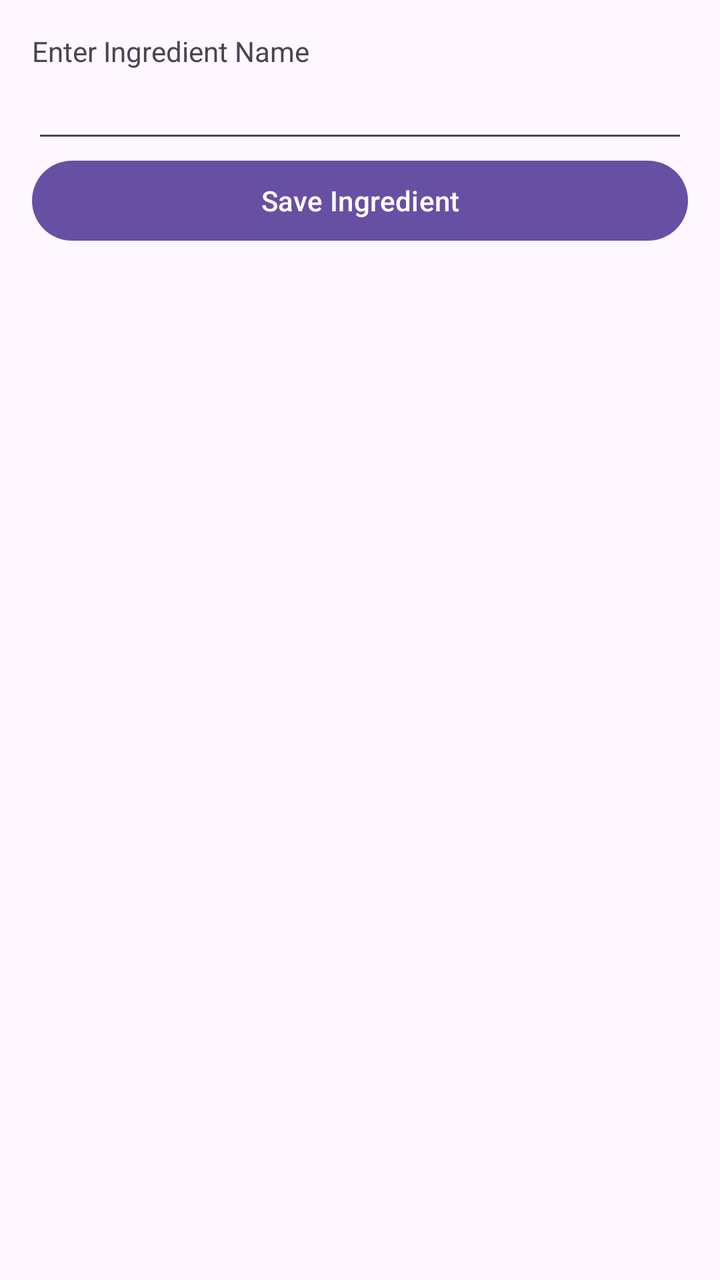
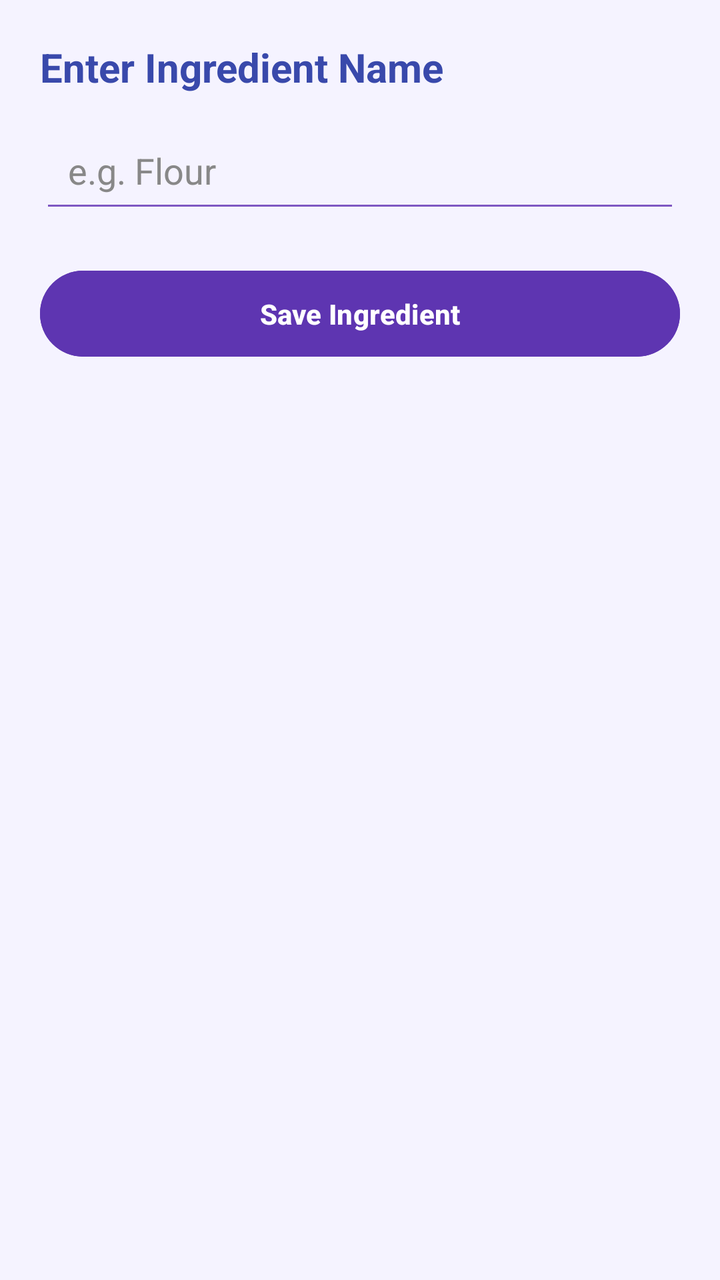

An Android layout rendered at two revisions. The XML below is the earlier revision; the diff shows what the commit changed to produce the second picture.
<!-- AndroidManifest.xml: application theme Theme.SmartPantryManager -->
<!-- res/layout/fragment_add_edit_ingredient.xml -->
<?xml version="1.0" encoding="utf-8"?>
<LinearLayout xmlns:android="http://schemas.android.com/apk/res/android"
    xmlns:tools="http://schemas.android.com/tools"
    android:layout_width="match_parent"
    android:layout_height="match_parent"
    android:orientation="vertical"
    android:padding="16dp"
    tools:context=".AddEditIngredientFragment">


    <TextView
        android:layout_width="match_parent"
        android:layout_height="wrap_content"
        android:id="@+id/edit_name"
        android:text="Enter Ingredient Name"/>

    <EditText
        android:id="@+id/edit_text_name"
        android:layout_width="match_parent"
        android:layout_height="wrap_content"
        android:inputType="textCapWords"/>



    <Button
        android:id="@+id/btn_save_ingredient"
        android:layout_width="match_parent"
        android:layout_height="wrap_content"
        android:text="Save Ingredient" />
</LinearLayout>
<!-- resources referenced by this layout -->
<resources>
  <style name="Theme.SmartPantryManager" parent="Base.Theme.SmartPantryManager" />
  <style name="Base.Theme.SmartPantryManager" parent="Theme.Material3.DayNight.NoActionBar">
          
          
      </style>
</resources>

<!-- the commit's change to res/layout/fragment_add_edit_ingredient.xml (unified diff, before → after) -->
@@ -4,27 +4,40 @@
     android:layout_width="match_parent"
     android:layout_height="match_parent"
     android:orientation="vertical"
-    android:padding="16dp"
+    android:padding="20dp"
+    android:background="#F5F3FF"
     tools:context=".AddEditIngredientFragment">
 
-
     <TextView
+        android:id="@+id/edit_name"
         android:layout_width="match_parent"
         android:layout_height="wrap_content"
-        android:id="@+id/edit_name"
-        android:text="Enter Ingredient Name"/>
+        android:text="Enter Ingredient Name"
+        android:textSize="20sp"
+        android:textStyle="bold"
+        android:textColor="#3949AB"
+        android:layout_marginBottom="12dp" />
 
     <EditText
         android:id="@+id/edit_text_name"
         android:layout_width="match_parent"
         android:layout_height="wrap_content"
-        android:inputType="textCapWords"/>
-
-
+        android:hint="e.g. Flour"
+        android:inputType="textCapWords"
+        android:padding="14dp"
+        android:textColor="#424242"
+        android:textColorHint="#888888"
+        android:backgroundTint="#7E57C2"
+        android:layout_marginBottom="20dp" />
 
     <Button
         android:id="@+id/btn_save_ingredient"
         android:layout_width="match_parent"
         android:layout_height="wrap_content"
-        android:text="Save Ingredient" />
+        android:text="Save Ingredient"
+        android:textColor="#FFFFFF"
+        android:textStyle="bold"
+        android:backgroundTint="#5E35B1"
+        android:padding="12dp" />
+
 </LinearLayout>
